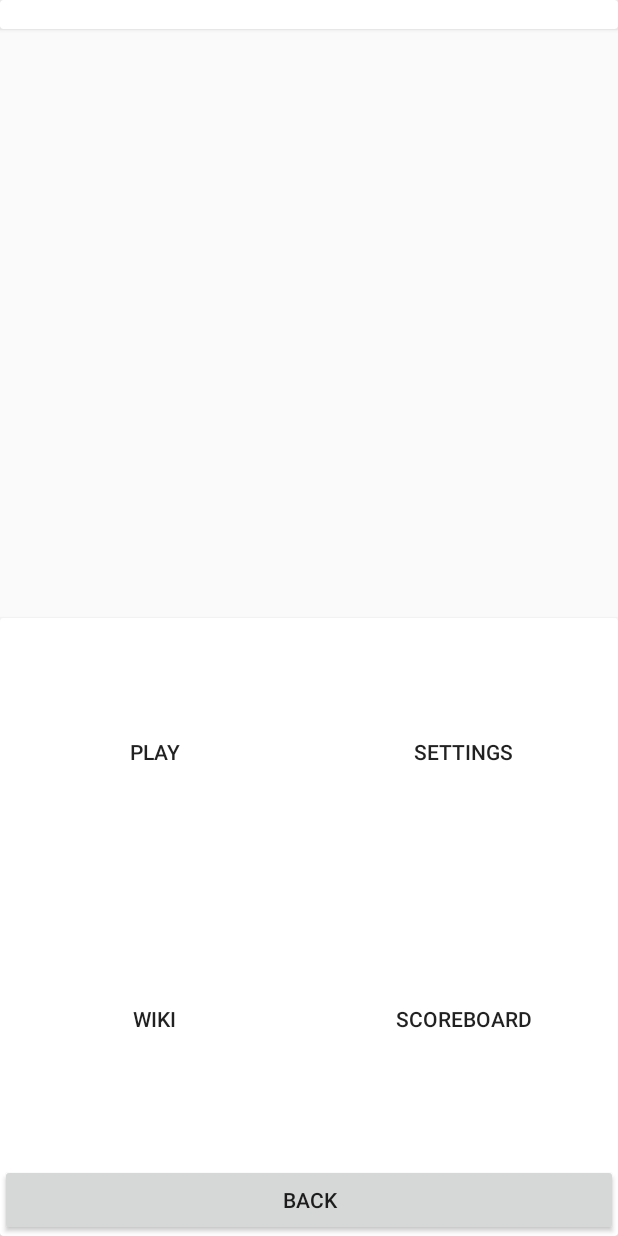
After one commit to SVDouble/android-practice-18-app, an Android app: the GameMenuActivity screen opened directly, with no data from a screen before it, on a phone screen of 412 x 824 dp. The commit adds this screen. Run offline under Robolectric (Android 15) with nearby library versions, the phone set to English and light mode, and no system bars.

Commit message:
Bind activities

```diff
--- a/app/build.gradle
+++ b/app/build.gradle
@@ -38,4 +38,5 @@ dependencies {
     testImplementation 'junit:junit:4.12'
     androidTestImplementation 'com.android.support.test:runner:1.0.2'
     androidTestImplementation 'com.android.support.test.espresso:espresso-core:3.0.2'
+    implementation 'com.android.support:gridlayout-v7:27.1.1'
 }
--- a/app/src/main/AndroidManifest.xml
+++ b/app/src/main/AndroidManifest.xml
@@ -17,7 +17,10 @@
                 <category android:name="android.intent.category.LAUNCHER" />
             </intent-filter>
         </activity>
-        <activity android:name=".GameSettingsActivity"></activity>
+        <activity android:name=".GameMenuActivity"
+            android:parentActivityName=".MainActivity"/>
+        <activity android:name=".GameSettingsActivity"
+            android:parentActivityName=".GameMenuActivity"/>
     </application>
 
 </manifest>
--- /dev/null
+++ b/app/src/main/java/com/svdouble/gamestorm/GameMenuActivity.kt
@@ -0,0 +1,17 @@
+package com.svdouble.gamestorm
+
+import android.content.Intent
+import android.os.Bundle
+import android.support.v7.app.AppCompatActivity
+import kotlinx.android.synthetic.main.activity_game_menu.*
+
+class GameMenuActivity : AppCompatActivity() {
+
+    override fun onCreate(savedInstanceState: Bundle?) {
+        super.onCreate(savedInstanceState)
+        setContentView(R.layout.activity_game_menu)
+
+        buttonSettings.setOnClickListener { startActivity(Intent(this, GameSettingsActivity::class.java))}
+        buttonBack.setOnClickListener { startActivity(Intent(this, MainActivity::class.java).addFlags(Intent.FLAG_ACTIVITY_CLEAR_TOP)) }
+    }
+}
--- a/app/src/main/java/com/svdouble/gamestorm/MainActivity.kt
+++ b/app/src/main/java/com/svdouble/gamestorm/MainActivity.kt
@@ -1,5 +1,8 @@
 package com.svdouble.gamestorm
 
+import android.content.Context
+import android.content.Intent
+import android.graphics.Rect
 import android.os.Bundle
 import android.support.v7.app.AppCompatActivity
 import android.support.v7.widget.DefaultItemAnimator
@@ -14,9 +17,6 @@ import android.view.ViewGroup
 import android.widget.ImageView
 import android.widget.TextView
 import com.bumptech.glide.Glide
-import android.content.Intent
-import android.content.Context
-import android.graphics.Rect
 import kotlinx.android.synthetic.main.activity_main.*
 import kotlinx.android.synthetic.main.activity_main_content.*
 
@@ -109,6 +109,7 @@ class CardAdapter(private val mContext: Context, private val dataset: Array<Game
         RecyclerView.Adapter<CardAdapter.ViewHolder>() {
 
     class ViewHolder(v: View) : RecyclerView.ViewHolder(v) {
+        //val cardView = v.findViewById<CardView>(R.id.card_view)!!
         val titleView = v.findViewById<TextView>(R.id.title)!!
         val ratingView = v.findViewById<TextView>(R.id.rating)!!
         val thumbnailView = v.findViewById<ImageView>(R.id.thumbnail)!!
@@ -128,6 +129,7 @@ class CardAdapter(private val mContext: Context, private val dataset: Array<Game
         holder.ratingView.text = mContext.getString(R.string.rating_pattern).format(dataset[position].rating)
         Glide.with(mContext).load(dataset[position].thumbnail).into(holder.thumbnailView)
         holder.overflowView.setOnClickListener { showPopupMenu(holder.overflowView) }
+        holder.thumbnailView.setOnClickListener { mContext.startActivity(Intent(mContext, GameMenuActivity::class.java)) }
     }
 
     private fun showPopupMenu(view: View) {
--- /dev/null
+++ b/app/src/main/res/layout/activity_game_menu.xml
@@ -0,0 +1,118 @@
+<?xml version="1.0" encoding="utf-8"?>
+<android.support.constraint.ConstraintLayout xmlns:android="http://schemas.android.com/apk/res/android"
+    xmlns:app="http://schemas.android.com/apk/res-auto"
+    xmlns:tools="http://schemas.android.com/tools"
+    android:layout_width="match_parent"
+    android:layout_height="match_parent"
+    tools:context=".GameMenuActivity">
+
+    <android.support.v7.widget.CardView
+        android:id="@+id/cardViewHeader"
+        android:layout_width="0dp"
+        android:layout_height="wrap_content"
+        app:layout_constraintEnd_toEndOf="parent"
+        app:layout_constraintStart_toStartOf="parent"
+        app:layout_constraintTop_toTopOf="parent">
+
+        <TextView
+            android:id="@+id/title"
+            android:layout_width="match_parent"
+            android:layout_height="wrap_content"
+            android:textAlignment="center" />
+    </android.support.v7.widget.CardView>
+
+    <TextView
+        android:id="@+id/description"
+        android:layout_width="0dp"
+        android:layout_height="0dp"
+        android:layout_marginBottom="8dp"
+        android:layout_marginEnd="8dp"
+        android:layout_marginStart="8dp"
+        app:layout_constraintBottom_toTopOf="@+id/guideline"
+        app:layout_constraintEnd_toEndOf="parent"
+        app:layout_constraintStart_toStartOf="parent"
+        app:layout_constraintTop_toBottomOf="@+id/cardViewHeader" />
+
+    <android.support.constraint.Guideline
+        android:id="@+id/guideline"
+        android:layout_width="0dp"
+        android:layout_height="wrap_content"
+        android:orientation="horizontal"
+        app:layout_constraintGuide_percent="0.5" />
+
+    <android.support.v7.widget.CardView
+        android:id="@+id/cardViewPanel"
+        android:layout_width="match_parent"
+        android:layout_height="0dp"
+        app:layout_constraintBottom_toBottomOf="parent"
+        app:layout_constraintEnd_toEndOf="parent"
+        app:layout_constraintStart_toEndOf="parent"
+        app:layout_constraintTop_toBottomOf="@id/guideline">
+
+        <TableLayout
+            android:id="@+id/tableLayout"
+            android:layout_width="match_parent"
+            android:layout_height="match_parent">
+
+            <TableRow
+                android:id="@+id/tableRow1"
+                android:layout_width="match_parent"
+                android:layout_height="match_parent"
+                android:layout_weight="1">
+
+                <Button
+                    android:id="@+id/buttonPlay"
+                    android:layout_width="0dp"
+                    android:layout_height="match_parent"
+                    android:layout_weight="1"
+                    style="?android:attr/borderlessButtonStyle"
+                    android:text="@string/gi_button_play" />
+
+                <Button
+                    android:id="@+id/buttonSettings"
+                    android:layout_width="0dp"
+                    android:layout_height="match_parent"
+                    android:layout_weight="1"
+                    style="?android:attr/borderlessButtonStyle"
+                    android:text="@string/gi_button_settings" />
+            </TableRow>
+
+            <TableRow
+                android:id="@+id/tableRow2"
+                android:layout_width="wrap_content"
+                android:layout_height="0dp"
+                android:layout_weight="1">
+
+                <Button
+                    android:id="@+id/buttonWiki"
+                    android:layout_width="0dp"
+                    android:layout_height="match_parent"
+                    android:layout_weight="1"
+                    style="?android:attr/borderlessButtonStyle"
+                    android:text="@string/gi_button_wiki" />
+
+                <Button
+                    android:id="@+id/buttonScoreboard"
+                    android:layout_width="0dp"
+                    android:layout_height="match_parent"
+                    android:layout_weight="1"
+                    style="?android:attr/borderlessButtonStyle"
+                    android:text="@string/gi_button_scoreboard" />
+            </TableRow>
+
+            <TableRow
+                android:id="@+id/tableRow3"
+                android:layout_width="match_parent"
+                android:layout_height="wrap_content">
+
+                <Button
+                    android:id="@+id/buttonBack"
+                    android:layout_width="0dp"
+                    android:layout_height="wrap_content"
+                    android:layout_weight="1"
+                    android:text="@string/gi_button_back"
+                    android:layout_marginTop="8dp" />
+            </TableRow>
+        </TableLayout>
+    </android.support.v7.widget.CardView>
+</android.support.constraint.ConstraintLayout>
--- a/app/src/main/res/values/strings.xml
+++ b/app/src/main/res/values/strings.xml
@@ -9,4 +9,9 @@
     <string name="backdrop_title">Super game</string>
     <string name="backdrop_subtitle">play now</string>
     <string name="header_bg_description">Beautiful background</string>
+    <string name="gi_button_play">Play</string>
+    <string name="gi_button_settings">Settings</string>
+    <string name="gi_button_wiki">Wiki</string>
+    <string name="gi_button_scoreboard">Scoreboard</string>
+    <string name="gi_button_back">Back</string>
 </resources>
```
